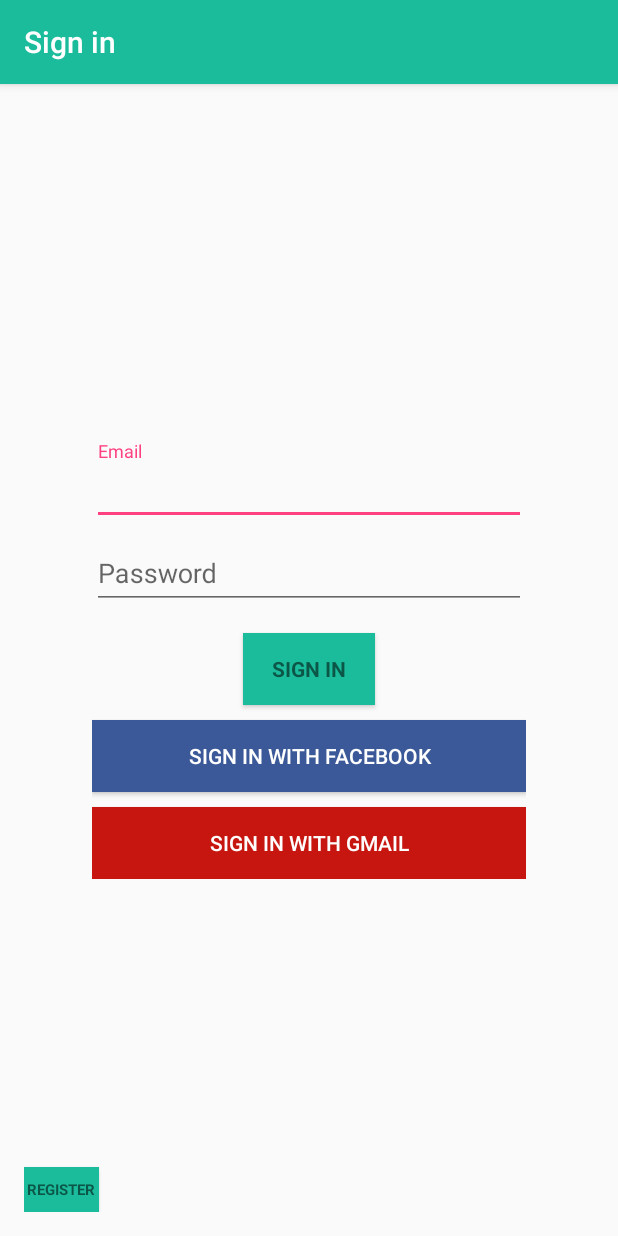
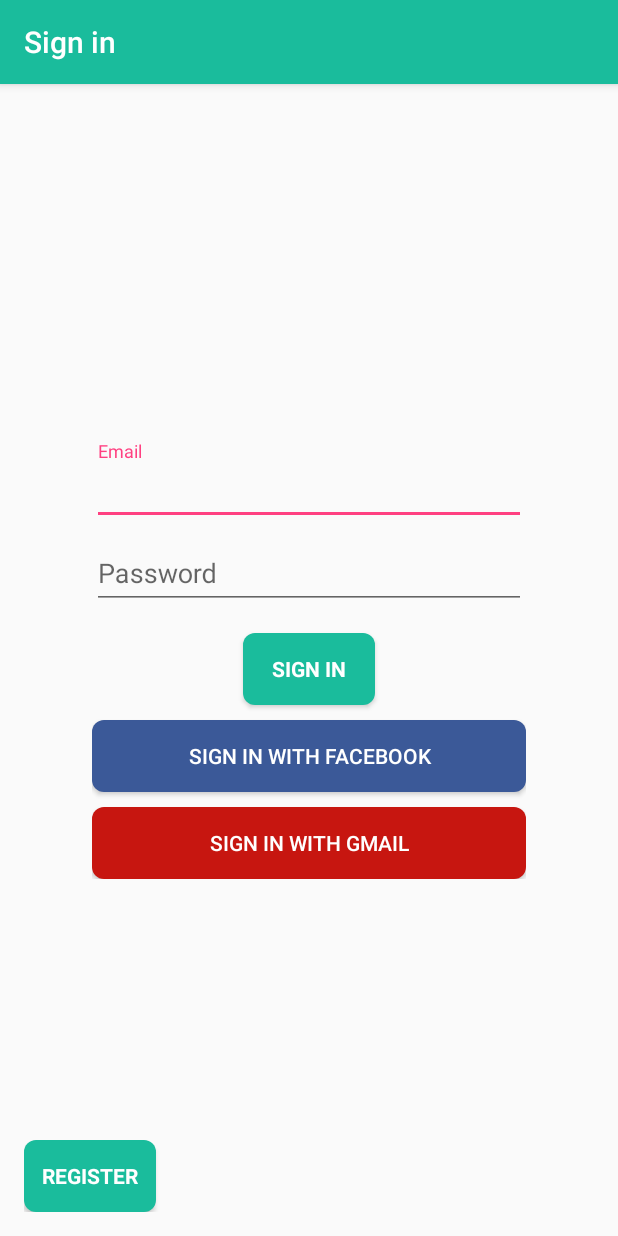
Before and after one commit to meapypai/meapy, an Android app: the screen it shows after launch (LoginActivity), on a phone screen of 412 x 824 dp. Run offline under Robolectric (Android 15) with nearby library versions, the phone set to English and light mode, and no system bars.

Commit message:
adding round and rounded drawable and make all button rounded

```diff
--- /dev/null
+++ b/app/src/main/res/drawable/rounded_button.xml
@@ -0,0 +1,10 @@
+<?xml version="1.0" encoding="utf-8"?>
+<shape xmlns:android="http://schemas.android.com/apk/res/android"
+    android:shape="rectangle">
+    <solid android:color="@color/colorButton" />
+    <corners android:bottomRightRadius="8dp"
+        android:bottomLeftRadius="8dp"
+        android:topRightRadius="8dp"
+        android:topLeftRadius="8dp"/>
+
+</shape>
--- a/app/src/main/res/layout/activity_chat_room.xml
+++ b/app/src/main/res/layout/activity_chat_room.xml
@@ -37,7 +37,8 @@
         android:layout_alignParentBottom="true"
         android:gravity="bottom"
         android:layout_centerHorizontal="true"
-        android:background="@color/topbottomchat">
+        android:background="@color/topbottomchat"
+        android:padding="5dp">
 
         <EditText
             android:layout_width="match_parent"
@@ -50,9 +51,10 @@
             android:id="@+id/sendChatRoom"
             android:layout_width="wrap_content"
             android:layout_height="wrap_content"
-            android:backgroundTint="@color/colorButton"
+            android:background="@drawable/round"
             android:layout_alignParentRight="true"
             android:src="@drawable/ic_send_black_24dp"
+            android:padding="10dp"
             android:layout_marginRight="5dp"/>
     </RelativeLayout>
 </RelativeLayout>
--- a/app/src/main/res/layout/activity_create_group.xml
+++ b/app/src/main/res/layout/activity_create_group.xml
@@ -48,6 +48,6 @@
         android:layout_margin="@dimen/activity_horizontal_margin"
         android:text="CREATE"
         android:textColor="@color/white"
-        android:background="@color/colorButton"/>
+        android:background="@drawable/rounded_button"/>
    </RelativeLayout>
 </RelativeLayout>
--- a/app/src/main/res/layout/activity_login.xml
+++ b/app/src/main/res/layout/activity_login.xml
@@ -80,7 +80,8 @@
                 android:layout_marginTop="16dp"
                 android:text="@string/action_sign_in"
                 android:textStyle="bold"
-                android:background="@color/colorButton"
+                android:textColor="@android:color/white"
+                android:background="@drawable/rounded_button"
                 android:layout_gravity="center_horizontal"
                 android:layout_marginBottom="10dp"
                 />
@@ -88,7 +89,8 @@
                 android:layout_width="match_parent"
                 android:layout_height="wrap_content"
                 android:text="Sign in with Facebook"
-                android:background="#3B5998"
+                android:backgroundTint="#3B5998"
+                android:background="@drawable/rounded_button"
                 android:layout_marginBottom="10dp"
                 android:textColor="@android:color/white"
                 android:layout_gravity="center_horizontal"/>
@@ -96,19 +98,21 @@
                 android:layout_width="match_parent"
                 android:layout_height="wrap_content"
                 android:text="Sign in with Gmail"
-                android:background="#c71610"
+                android:backgroundTint="#c71610"
+                android:background="@drawable/rounded_button"
                 android:textColor="@android:color/white"
                 android:layout_gravity="center_horizontal"/>
         </LinearLayout>
         <Button
             android:id="@+id/register"
-            android:layout_width="50dp"
-            android:layout_height="30dp"
+            android:layout_width="wrap_content"
+            android:layout_height="wrap_content"
             android:text="@string/register"
             android:textStyle="bold"
-            android:textSize="10dp"
+            android:textColor="@android:color/white"
             style="?android:textAppearanceSmall"
-            android:background="@color/colorButton"
-            android:layout_gravity="bottom"/>
+            android:background="@drawable/rounded_button"
+            android:layout_gravity="bottom"
+            android:padding="10dp"/>
     </android.support.design.widget.CoordinatorLayout>
 </LinearLayout>
--- a/app/src/main/res/layout/activity_register.xml
+++ b/app/src/main/res/layout/activity_register.xml
@@ -64,6 +64,7 @@
         android:layout_width="wrap_content"
         android:layout_height="wrap_content"
         android:layout_gravity="center"
-        android:text="@string/sign_up_button"/>
+        android:text="@string/sign_up_button"
+        android:background="@drawable/rounded_button"/>
 
 </LinearLayout>
--- a/app/src/main/res/layout/activity_send_file.xml
+++ b/app/src/main/res/layout/activity_send_file.xml
@@ -33,7 +33,7 @@
                 />
             <Button
                 android:id="@+id/fileButtonSend"
-                android:background="@color/colorButton"
+                android:background="@drawable/round"
                 android:layout_width="wrap_content"
                 android:layout_height="wrap_content"
                 android:layout_toRightOf="@id/fileNameSend"
@@ -57,7 +57,7 @@
 
             <Button
                 android:id="@+id/groupButtonSend"
-                android:background="@color/colorButton"
+                android:background="@drawable/round"
                 android:layout_width="wrap_content"
                 android:layout_height="wrap_content"
                 android:layout_toRightOf="@id/groupNameSend"
@@ -84,7 +84,7 @@
         android:layout_alignParentBottom="true"
         android:layout_centerInParent="true"
         android:layout_marginBottom="20dp"
-        android:background="@color/colorButton"
+        android:background="@drawable/rounded_button"
         android:textColor="@color/white"
         />
 </RelativeLayout>
```
Also changed, not shown: app/src/main/res/drawable/round.xml (added, +10 -0 lines), app/src/main/res/layout/activity_post_details.xml (+10 -4 lines).
